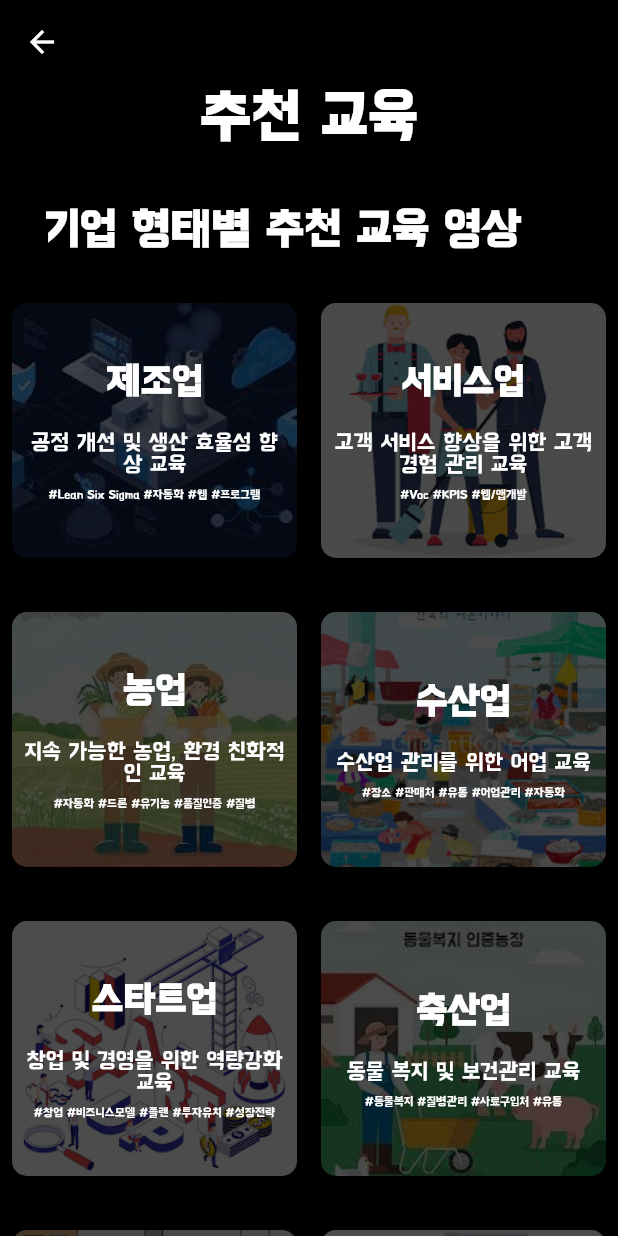
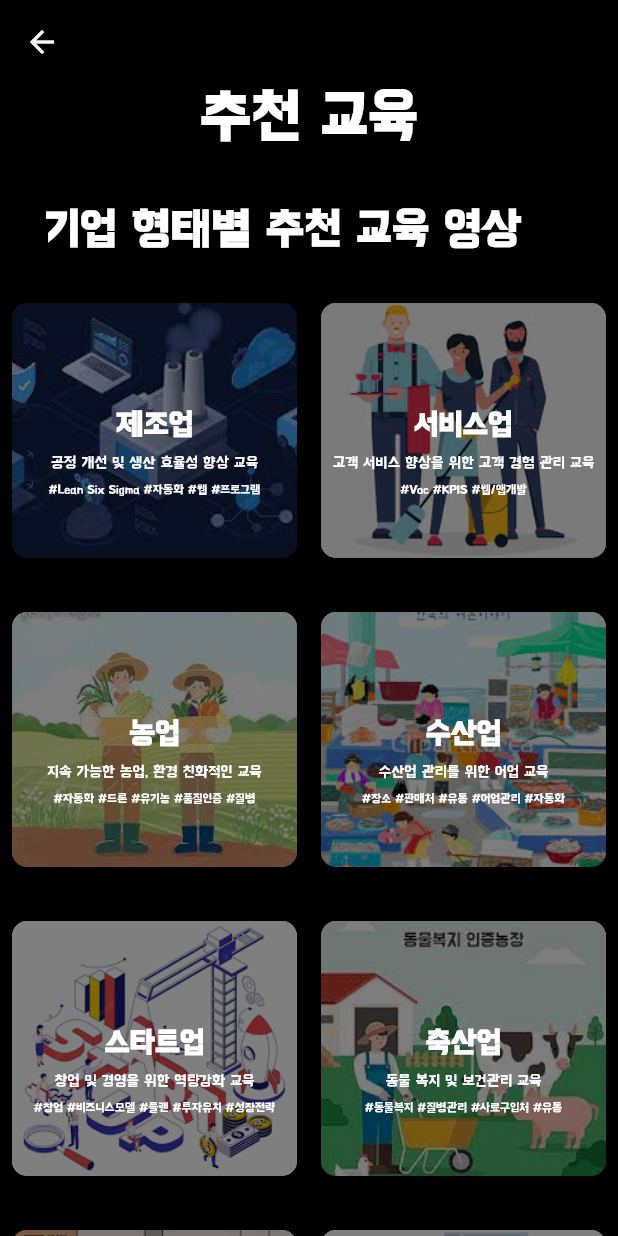
Before and after one commit to KangminNa/hackathon, a Flutter app: the Screen3 screen opened by its route, on a phone screen of 412 x 824 dp. Run offline on Flutter 3.47's test engine with Material 2 defaults, Android fonts, the phone set to English and light mode, and no system bars; our stand-ins replace firebase_core, lottie; accounts and stored records are empty.

Commit message:
Update : 디자인 수정
- 배포 마지막 버전.

```diff
--- a/lib/screens/screen3.dart
+++ b/lib/screens/screen3.dart
@@ -100,29 +100,40 @@ class Screen3 extends StatelessWidget {
     );
   }
 
-  // 각각의 카드를 생성하는 함수
   Widget _buildCard(Map<String, dynamic> item, int index) {
     final String imagePath =
         'assets/images/index_$index.jpeg'; // 인덱스에 따른 이미지 파일 경로 생성
-    return Container(
-      margin:
-          const EdgeInsets.only(top: 4.0, bottom: 32.0, right: 8.0, left: 8.0),
+    return Stack(
+      children: [
+        Container(
+          margin: const EdgeInsets.only(
+              top: 4.0, bottom: 32.0, right: 8.0, left: 8.0),
           padding: const EdgeInsets.all(8.0),
           decoration: BoxDecoration(
             borderRadius: BorderRadius.circular(10.0),
             image: DecorationImage(
               image: AssetImage(imagePath), // 이미지 경로 지정
               fit: BoxFit.cover, // 이미지를 가득 채우도록 설정
-          opacity: 0.3,
             ),
           ),
+        ),
+        // 흐림 효과를 위한 Container
+        Container(
+          margin: const EdgeInsets.only(
+              top: 4.0, bottom: 32.0, right: 8.0, left: 8.0),
+          decoration: BoxDecoration(
+            borderRadius: BorderRadius.circular(10.0),
+            color: Colors.black.withOpacity(0.5), // 흐림 효과를 위한 색상 및 불투명도 조절
+          ),
+        ),
+        Center(
           child: Column(
             mainAxisAlignment: MainAxisAlignment.center,
             children: [
               Text(
                 item['title'],
                 style: const TextStyle(
-              fontSize: 25,
+                  fontSize: 20,
                   fontWeight: FontWeight.bold,
                   fontFamily: 'BMHANNA',
                   color: Color.fromRGBO(255, 255, 255, 1),
@@ -130,12 +141,12 @@ class Screen3 extends StatelessWidget {
                 textAlign: TextAlign.center,
               ),
               const SizedBox(
-            height: 20,
+                height: 10,
               ),
               Text(
                 item['subtitle'],
                 style: const TextStyle(
-              fontSize: 15,
+                  fontSize: 10,
                   fontFamily: 'BMHANNA',
                   color: Color.fromRGBO(255, 255, 255, 1),
                 ),
@@ -153,6 +164,8 @@ class Screen3 extends StatelessWidget {
               ),
             ],
           ),
+        ),
+      ],
     );
   }
 
--- a/lib/screens/screen6.dart
+++ b/lib/screens/screen6.dart
@@ -39,7 +39,7 @@ class Screen6 extends StatelessWidget {
   @override
   Widget build(BuildContext context) {
     return Scaffold(
-      backgroundColor: const Color.fromARGB(255, 31, 31, 31),
+      backgroundColor: const Color.fromARGB(255, 0, 0, 0),
       appBar: AppBar(
         backgroundColor: Colors.transparent,
         elevation: 0,
--- a/pubspec.yaml
+++ b/pubspec.yaml
@@ -80,6 +80,7 @@ flutter:
     - assets/images/index_5.jpeg
     - assets/images/index_6.jpeg
     - assets/images/index_7.jpeg
+    - assets/images/test.png
 
   # An image asset can refer to one or more resolution-specific "variants", see
   # https://flutter.dev/assets-and-images/#resolution-aware
```
Also changed, not shown: lib/screens/screen2.dart (+11 -5 lines), lib/screens/screen4.dart (+7 -2 lines), assets/images/test.png (added), 1 other file. Lines whose indentation alone changed are shown as unchanged.
